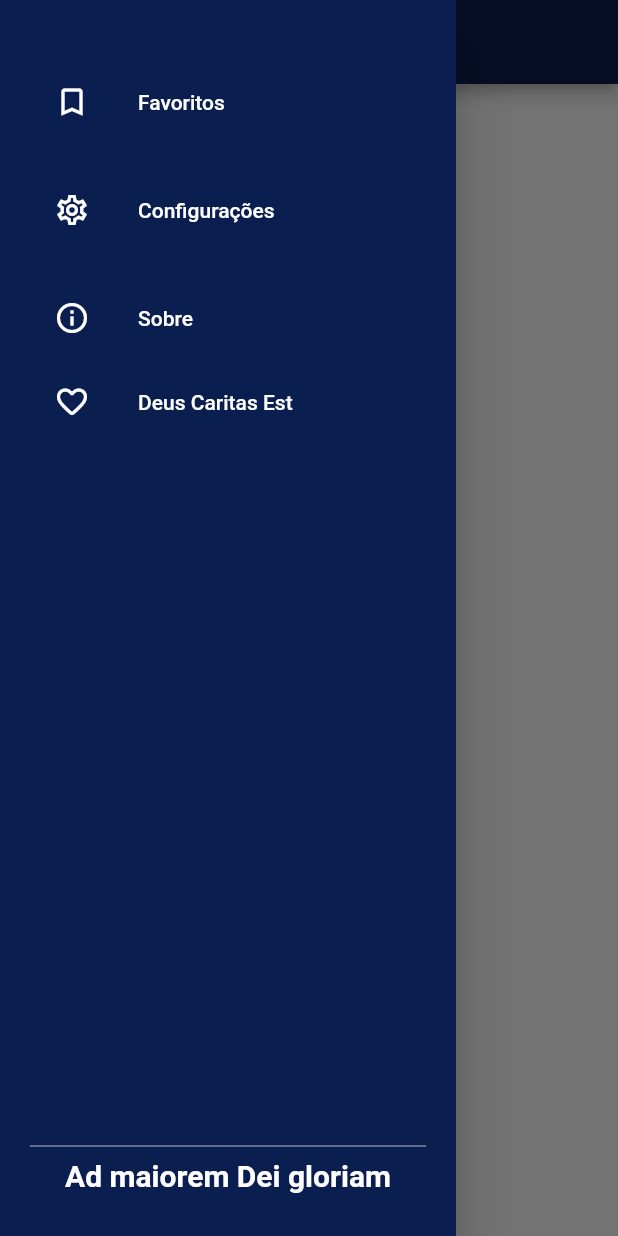
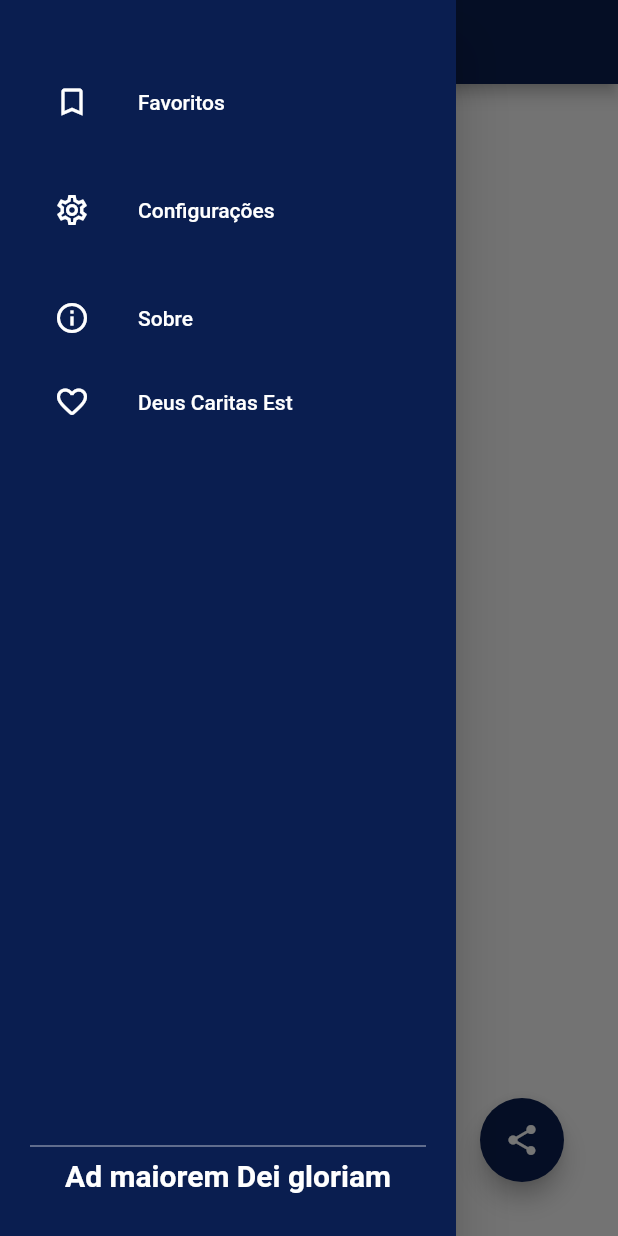
Before and after one commit to expoure/escriva-everyday, a Flutter app: the screen it shows after launch, with the side drawer open, on a phone screen of 412 x 824 dp. Run offline on Flutter 3.47's test engine with Material 2 defaults, Android fonts, the phone set to English and light mode, and no system bars; our stand-ins replace share_plus, sqflite; accounts and stored records are empty.

Commit message:
Centralizar texto e adicionar botao de compartilhar

```diff
--- a/lib/main.dart
+++ b/lib/main.dart
@@ -22,6 +22,15 @@ class MyApp extends StatelessWidget {
         title: title,
         theme: ThemeData(primarySwatch: Colors.blue),
         home: MainPage(),
+        darkTheme: ThemeData(
+          brightness: Brightness.dark,
+          /* dark theme settings */
+        ),
+        themeMode: ThemeMode.light,
+        /* ThemeMode.system to follow system theme,
+         ThemeMode.light for light theme,
+         ThemeMode.dark for dark theme
+      */
       );
 }
 
@@ -39,6 +48,5 @@ class _MainPageState extends State<MainPage> {
         title: Text(MyApp.title),
         backgroundColor: Color.fromRGBO(10, 30, 80, 1),
       ),
-        body: QuotePage()
-      );
+      body: QuotePage());
 }
--- a/lib/page/favourites_page.dart
+++ b/lib/page/favourites_page.dart
@@ -5,7 +5,6 @@ class FavouritesPage extends StatelessWidget {
   Widget build(BuildContext context) => Scaffold(
         appBar: AppBar(
           title: Text('Favoritos'),
-          centerTitle: true,
           backgroundColor: Color.fromRGBO(10, 30, 80, 1),
         ),
       );
--- a/lib/page/quote_page.dart
+++ b/lib/page/quote_page.dart
@@ -1,6 +1,7 @@
 import 'package:escriva_everyday/models/Quote.dart';
 import 'package:escriva_everyday/utils/Database.dart';
 import 'package:flutter/material.dart';
+import 'package:share_plus/share_plus.dart';
 
 class QuotePage extends StatefulWidget {
   @override
@@ -28,9 +29,17 @@ class _QuotePageState extends State<QuotePage> {
     return quote;
   }
 
+  void _shareContent() {
+    String shareQuote =
+        '"${this.quote.quote.trimRight()}" \n\n (São Josemaría Escrivá, ${this.quote.bookName}, ${this.quote.quoteNumber})';
+    Share.share(shareQuote);
+  }
+
   @override
   Widget build(BuildContext context) {
-    return new Scaffold(
+    return Padding(
+      padding: const EdgeInsets.all(20.0),
+      child: new Scaffold(
           body: Column(
             crossAxisAlignment: CrossAxisAlignment.end,
             children: [
@@ -40,27 +49,43 @@ class _QuotePageState extends State<QuotePage> {
                 crossAxisAlignment: CrossAxisAlignment.end,
                 children: [
                   Text(this.quote.bookName,
-                  style: TextStyle(fontFamily: 'Baskerville', fontSize: 16),
+                      style: TextStyle(
+                          fontFamily: 'Baskerville',
+                          fontSize: 18,
+                          fontWeight: FontWeight.w500),
                       textAlign: TextAlign.end),
                   SizedBox(height: 4),
                   Text(
                     this.quote.chapterName,
-                style: TextStyle(fontFamily: 'Baskerville', fontSize: 16),
+                    style: TextStyle(
+                        fontFamily: 'Baskerville',
+                        fontSize: 18,
+                        fontWeight: FontWeight.w500),
                   ),
                   SizedBox(height: 4),
                   Text(
                     this.quote.quoteNumber,
-                style: TextStyle(fontFamily: 'Baskerville', fontSize: 16),
+                    style: TextStyle(
+                        fontFamily: 'Baskerville',
+                        fontSize: 18,
+                        fontWeight: FontWeight.w500),
                   ),
                   SizedBox(height: 24),
                 ],
               ),
-          Text(
-            this.quote.quote,
+              Text(this.quote.quote,
                   style: TextStyle(fontFamily: 'Baskerville', fontSize: 17),
-          ),
+                  textAlign: TextAlign.justify),
             ],
           ),
+          floatingActionButton: FloatingActionButton(
+            backgroundColor: Color.fromRGBO(10, 30, 80, 1),
+            child: Icon(
+              Icons.share,
+              color: Colors.white,
+            ),
+            onPressed: () => this._shareContent(),
+          )),
     );
   }
 }
--- a/pubspec.yaml
+++ b/pubspec.yaml
@@ -10,6 +10,7 @@ dependencies:
   sqflite: ^2.0.1
   path_provider: ^2.0.8
   cupertino_icons: ^1.0.2
+  share_plus: ^3.0.4
 
 dev_dependencies:
   flutter_test:
```
Also changed, not shown: lib/page/about_page.dart (added, +17 -0 lines), lib/page/caritas_page.dart (added, +17 -0 lines), lib/page/config_page.dart (renamed from lib/page/people_page.dart, +7 -3 lines), lib/widget/navigation_drawer_widget.dart (+19 -46 lines), pubspec.lock. Lines whose indentation alone changed are shown as unchanged.
